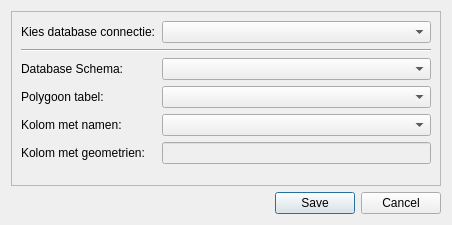
Above: ui_settings.ui from milieuinfo/Spatial-Subset-Query-Tool before the change. Below: the same form after it.
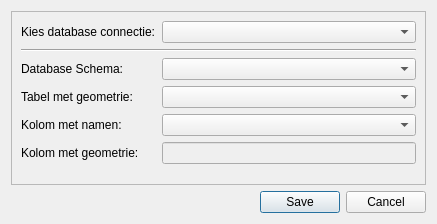
That is the form after the change. Icons and pictures are not drawn.

Patch:
```diff
--- a/ui_settings.ui
+++ b/ui_settings.ui
@@ -6,8 +6,8 @@
    <rect>
     <x>0</x>
     <y>0</y>
-    <width>452</width>
-    <height>225</height>
+    <width>437</width>
+    <height>224</height>
    </rect>
   </property>
   <property name="windowTitle">
@@ -60,7 +60,7 @@
       <item row="7" column="0">
        <widget class="QLabel" name="polygonTblLbl">
         <property name="text">
-         <string>Polygoon tabel:</string>
+         <string>Tabel met geometrie:</string>
         </property>
        </widget>
       </item>
@@ -80,7 +80,7 @@
       <item row="9" column="0">
        <widget class="QLabel" name="geomColLbl">
         <property name="text">
-         <string>Kolom met geometrien:</string>
+         <string>Kolom met geometrie:</string>
         </property>
        </widget>
       </item>
```
